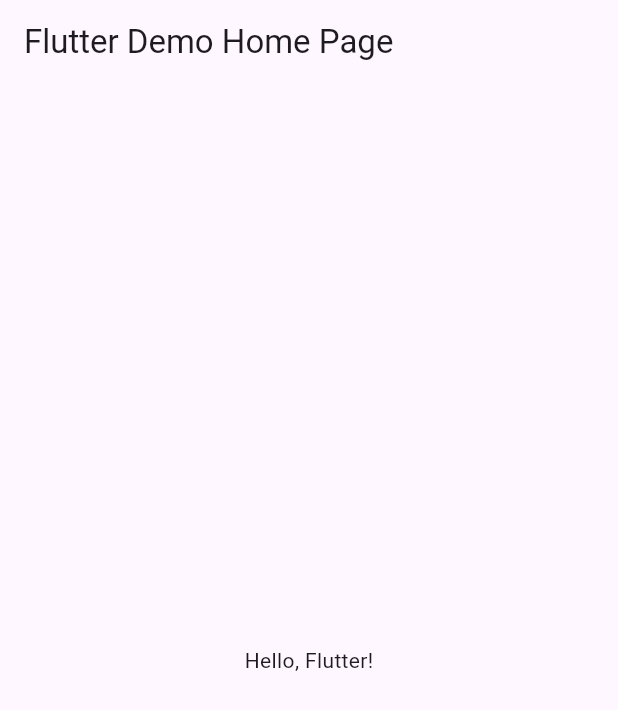
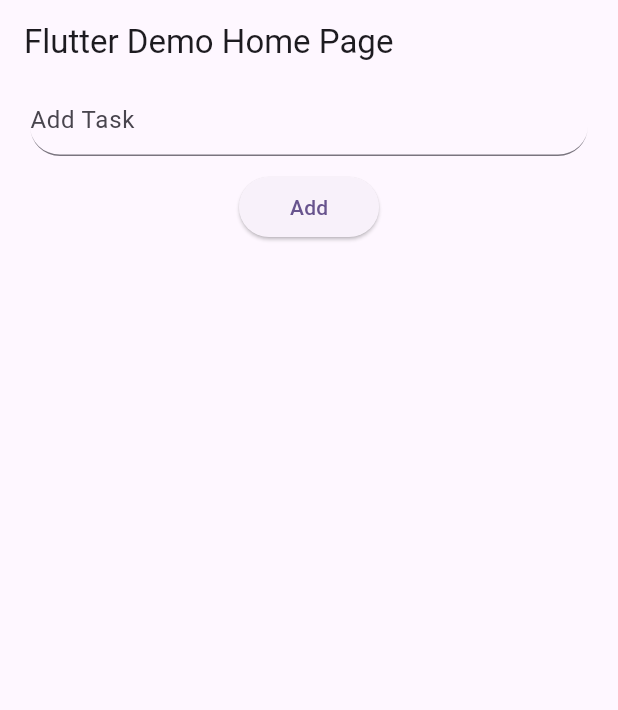
Before and after one commit to m9stafa05/flutter-State-Management-bloc-cubit, a Flutter app: the screen it shows after launch, on a phone screen of 412 x 824 dp. Shown: the top 710 px of the screen. Run offline on Flutter 3.47's test engine with Material 3 defaults, Android fonts, the phone set to English and light mode, and no system bars; our stand-ins replace bloc, equatable, flutter_bloc.

Commit message:
Implement task management features with Bloc: add task input, list, and actions

```diff
--- a/lib/main.dart
+++ b/lib/main.dart
@@ -1,4 +1,6 @@
 import 'package:flutter/material.dart';
+import 'package:flutter_state_management/controller/cubit/task_cubit.dart';
+import 'package:flutter_bloc/flutter_bloc.dart';
 
 void main() {
   runApp(const MyApp());
@@ -18,26 +20,95 @@ class _MyAppState extends State<MyApp> {
     return MaterialApp(
       title: 'Flutter Demo',
       theme: ThemeData(
-        colorScheme: ColorScheme.fromSeed(seedColor: Colors.deepPurple),
+        colorScheme: ColorScheme.fromSeed(
+          seedColor: Colors.deepPurple,
+        ),
       ),
-      home: const MyHomePage(title: 'Flutter Demo Home Page'),
+      home: MyHomePage(title: 'Flutter Demo Home Page'),
     );
   }
 }
 
 class MyHomePage extends StatelessWidget {
-  const MyHomePage({super.key, required this.title});
+  MyHomePage({super.key, required this.title});
 
   final String title;
-
+  final TextEditingController controller = TextEditingController();
   @override
   Widget build(BuildContext context) {
     return Scaffold(
-      appBar: AppBar(
-        title: Text(title),
-      ),
-      body: const Center(
-        child: Text('Hello, Flutter!'),
+      appBar: AppBar(title: Text(title)),
+      body: BlocProvider(
+        create: (context) => TaskCubit(),
+        child: BlocBuilder<TaskCubit, TaskState>(
+          builder: (context, state) {
+            final cubitController = context.read<TaskCubit>();
+            return Center(
+              child: Column(
+                children: [
+                  Padding(
+                    padding: const EdgeInsets.symmetric(
+                      horizontal: 20.0,
+                    ),
+                    child: TextField(
+                      controller: controller,
+                      decoration: InputDecoration(
+                        hintText: 'Add Task',
+                        border: UnderlineInputBorder(
+                          borderRadius: BorderRadius.all(
+                            Radius.circular(20),
+                          ),
+                        ),
+                      ),
+                    ),
+                  ),
+                  SizedBox(height: 10),
+                  ElevatedButton(
+                    onPressed: () {
+                      if (controller.text.isEmpty) return;
+                      cubitController.addTask(title: controller.text);
+                      controller.clear();
+                    },
+                    child: Container(
+                      padding: EdgeInsets.all(10),
+                      child: Text('Add'),
+                    ),
+                  ),
+
+                  SizedBox(height: 20),
+                  Expanded(
+                    child: ListView.builder(
+                      itemCount: state.tasksList.length,
+                      itemBuilder: (context, index) {
+                        return ListTile(
+                          title: Text(
+                            state.tasksList[index].title ?? "",
+                          ),
+                          leading: Checkbox(
+                            value: state.tasksList[index].isCompleted,
+                            onChanged: (v) {
+                              cubitController.toggleTask(
+                                state.tasksList[index].id,
+                              );
+                            },
+                          ),
+                          trailing: IconButton(
+                            onPressed: () {
+                              cubitController.removeTask(
+                                state.tasksList[index].id,
+                              );
+                            },
+                            icon: Icon(Icons.delete),
+                          ),
+                        );
+                      },
+                    ),
+                  ),
+                ],
+              ),
+            );
+          },
+        ),
       ),
     );
   }
```
